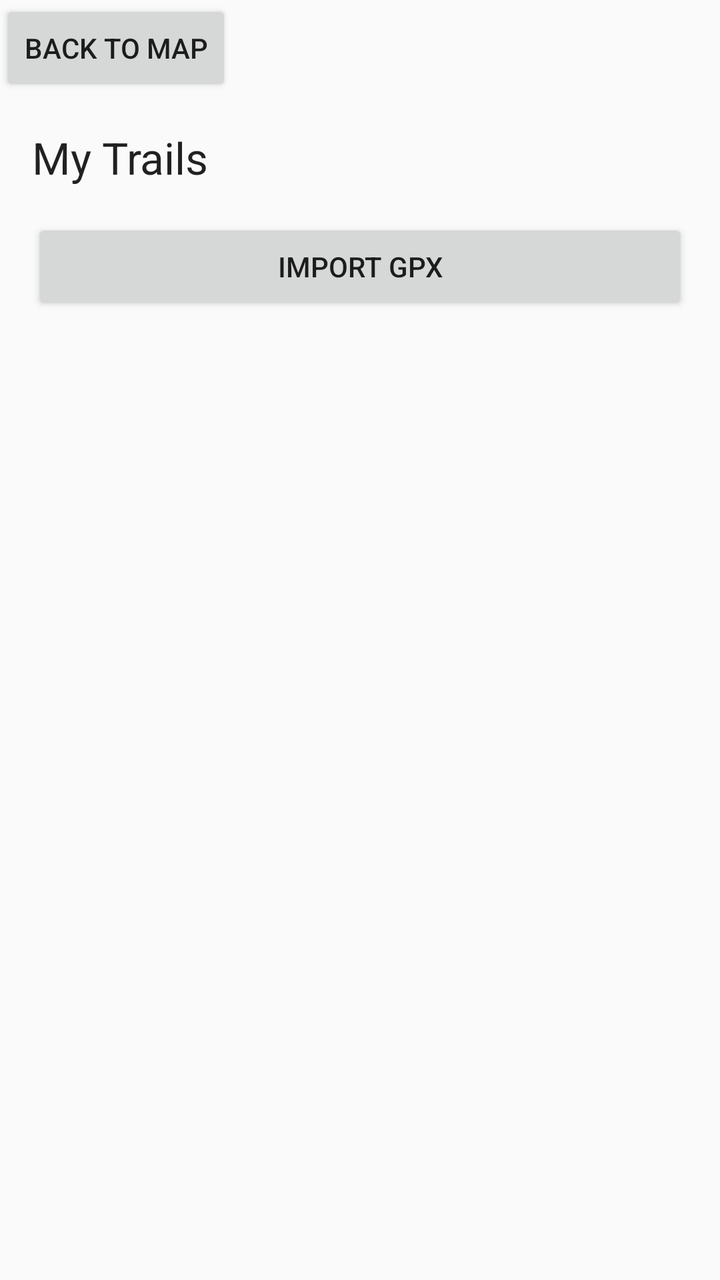
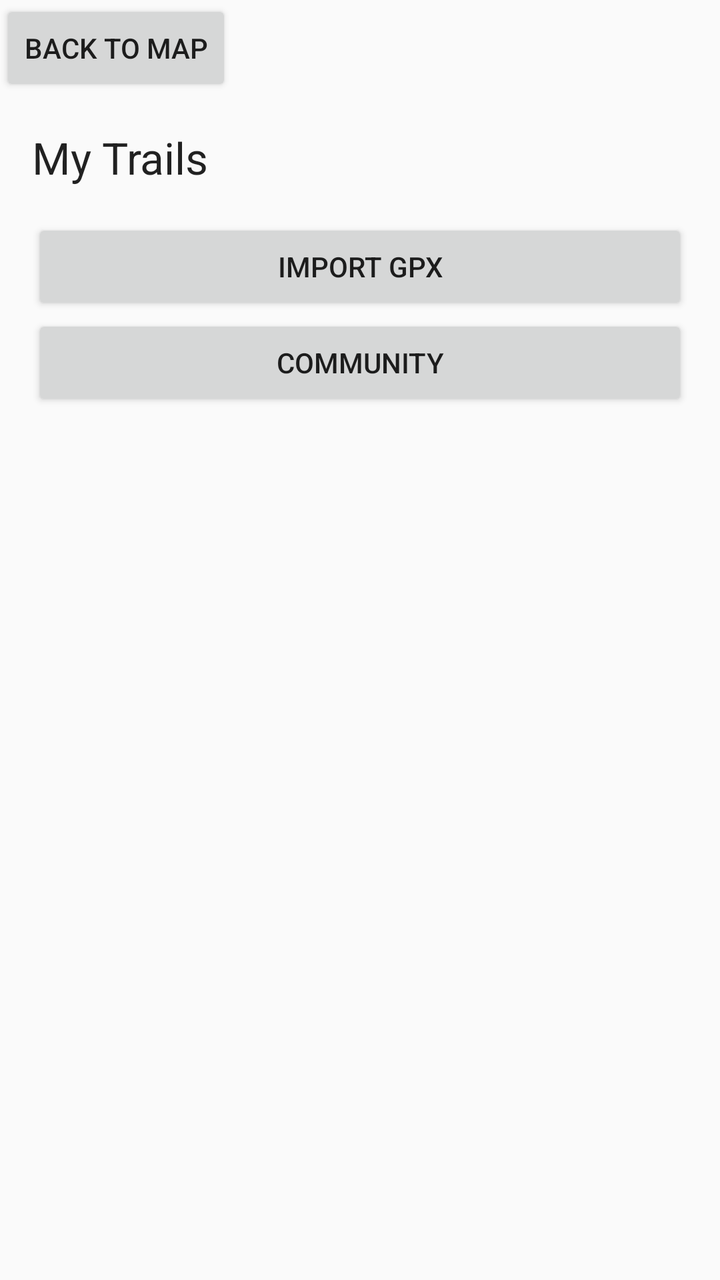

Screens rendered from an Android XML layout before and after an edit, with the pre-edit source and the edit as a unified diff.
<!-- AndroidManifest.xml: application theme Theme.TrailRelay -->
<!-- res/layout/activity_my_trails.xml -->
<?xml version="1.0" encoding="utf-8"?>
<LinearLayout xmlns:android="http://schemas.android.com/apk/res/android"
    android:id="@+id/library"
    android:layout_width="match_parent"
    android:layout_height="match_parent"
    android:orientation="vertical">
    <Button
        android:id="@+id/back_to_map"
        android:layout_width="wrap_content"
        android:layout_height="wrap_content"
        android:text="@string/back_to_map" />
    <TextView
        android:layout_width="match_parent"
        android:layout_height="wrap_content"
        android:padding="16dp"
        android:text="@string/my_trails"
        android:textAppearance="?android:attr/textAppearanceLarge"
        android:accessibilityHeading="true" />
    <Button
        android:id="@+id/import_gpx"
        android:layout_width="match_parent"
        android:layout_height="wrap_content"
        android:layout_marginHorizontal="16dp"
        android:text="@string/import_gpx" />
    <ProgressBar
        android:id="@+id/library_progress"
        style="?android:attr/progressBarStyleHorizontal"
        android:layout_width="match_parent"
        android:layout_height="wrap_content"
        android:indeterminate="true"
        android:visibility="gone" />
    <TextView
        android:id="@+id/library_message"
        android:layout_width="match_parent"
        android:layout_height="wrap_content"
        android:padding="16dp"
        android:accessibilityLiveRegion="polite" />
    <ListView
        android:id="@+id/trail_list"
        android:layout_width="match_parent"
        android:layout_height="0dp"
        android:layout_weight="1" />
</LinearLayout>
<!-- resources referenced by this layout -->
<resources>
  <string name="back_to_map">Back to map</string>
  <string name="import_gpx">Import GPX</string>
  <string name="my_trails">My Trails</string>
  <style name="Theme.TrailRelay" parent="Base.Theme.TrailRelay" />
  <style name="Base.Theme.TrailRelay" parent="Theme.AppCompat.DayNight.NoActionBar" />
</resources>

<!-- the commit's change to res/layout/activity_my_trails.xml (unified diff, before → after) -->
@@ -22,6 +22,9 @@
         android:layout_height="wrap_content"
         android:layout_marginHorizontal="16dp"
         android:text="@string/import_gpx" />
+    <Button android:id="@+id/community" android:layout_width="match_parent"
+        android:layout_height="wrap_content" android:layout_marginHorizontal="16dp"
+        android:text="@string/community" />
     <ProgressBar
         android:id="@+id/library_progress"
         style="?android:attr/progressBarStyleHorizontal"
<!-- resource entries referenced after the edit -->
@@ -1,6 +1,7 @@
 <!-- resources referenced by this layout -->
 <resources>
   <string name="back_to_map">Back to map</string>
+  <string name="community">Community</string>
   <string name="import_gpx">Import GPX</string>
   <string name="my_trails">My Trails</string>
   <style name="Theme.TrailRelay" parent="Base.Theme.TrailRelay" />
